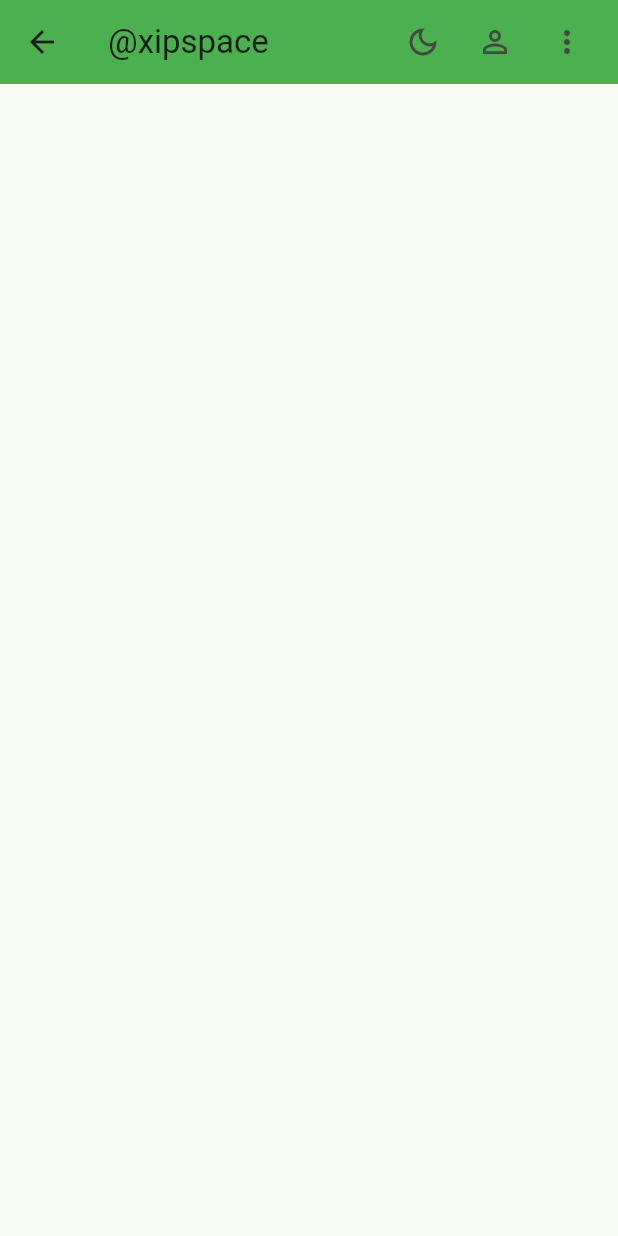
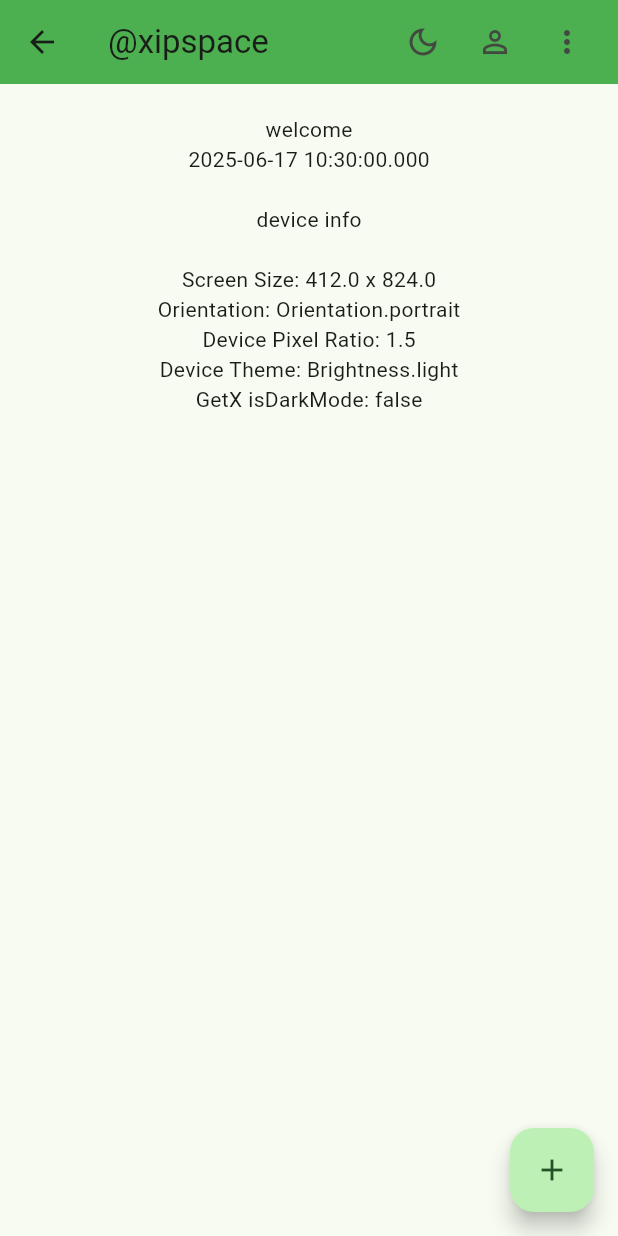
Before and after one commit to xipspace/clover-app, a Flutter app: the UserScreen screen opened directly, on a phone screen of 412 x 824 dp. Run offline on Flutter 3.47's test engine with Material 3 defaults, Android fonts, the phone set to English and light mode, and no system bars; our stand-ins replace get.

Commit message:
cook user profile

```diff
--- a/lib/main.dart
+++ b/lib/main.dart
@@ -45,7 +45,6 @@ class HomeScreen extends StatelessWidget {
   @override
   Widget build(BuildContext context) {
     final controller = Get.find<HomeController>();
-    controller.setStamp();
 
     return Scaffold(
       appBar: AppBar(
@@ -53,7 +52,7 @@ class HomeScreen extends StatelessWidget {
         backgroundColor: Colors.green,
         actions: [
           IconButton(icon: const Icon(Icons.dark_mode_outlined), onPressed: () {}),
-          IconButton(icon: const Icon(Icons.person_outline), onPressed: () => Get.to(() => const UserScreen())),
+          IconButton(icon: const Icon(Icons.person_outline), onPressed: () {}),
           IconButton(icon: const Icon(Icons.more_vert), onPressed: () {}),
           const SizedBox(width: 10),
         ],
@@ -92,7 +91,9 @@ class InfoScreen extends StatelessWidget {
     final controller = Get.find<HomeController>();
     final lottoController = Get.find<LottoController>();
     controller.setStamp();
-    controller.setMessage('lotto');
+    if (controller.msg.value != 'user') {
+      controller.setMessage('lotto');
+    }
 
     return Scaffold(
       appBar: AppBar(
@@ -112,8 +113,8 @@ class InfoScreen extends StatelessWidget {
             child: Column(
               children: [
                 const SizedBox(height: 20),
-                Text(controller.msg.value),
-                Text(controller.timeStamp.value),
+                Obx(() => Text(controller.msg.value)),
+                Obx(() => Text(controller.timeStamp.value)),
                 const SizedBox(height: 20),
                 Obx(() => Text('results: ${lottoController.lottoData.length.toString()}')),
                 Obx(() {
@@ -267,6 +268,9 @@ class UserScreen extends StatelessWidget {
 
   @override
   Widget build(BuildContext context) {
+    final controller = Get.find<HomeController>();
+    final MediaQueryData mediaQueryData = MediaQuery.of(context);
+
     return Scaffold(
       appBar: AppBar(
         title: GestureDetector(child: const Text('@xipspace'), onTap: () => Get.offAll(() => const HomeScreen())),
@@ -278,6 +282,43 @@ class UserScreen extends StatelessWidget {
           const SizedBox(width: 10),
         ],
       ),
+      body: Center(
+        child: Column(
+          children: [
+            const SizedBox(height: 20),
+
+            // Obx(() => Text(controller.userState.value.toString())),
+            Obx(() => Text(controller.msg.value)),
+            Obx(() => Text(controller.timeStamp.value)),
+            // Obx(() => Text('isLogged: ${controller.isLogged}')),
+            // Obx(() => Text(controller.userIsLogged.value.toString())),
+
+            const SizedBox(height: 20),
+            const Text('device info'),
+            const SizedBox(height: 20),
+            Text('Screen Size: ${mediaQueryData.size.width} x ${mediaQueryData.size.height}'),
+            Text('Orientation: ${mediaQueryData.orientation}'),
+            Text('Device Pixel Ratio: ${mediaQueryData.devicePixelRatio}'),
+            Text('Device Theme: ${mediaQueryData.platformBrightness}'),
+
+            Text('GetX isDarkMode: ${Get.isDarkMode}'),
+            // Obx(() => Text('isLight: ${controller.isLight}')),
+            // width: Get.width * 0.95,
+            // height: Get.height * 0.95,
+
+            const SizedBox(height: 20),
+          ],
+        ),
+      ),
+      floatingActionButton: FloatingActionButton(
+        child: const Icon(Icons.add),
+        onPressed: () {
+          controller.setStamp();
+          // controller.isLogged.toggle();
+          // controller.isLogged.value ? controller.setMsg('user') : controller.setMsg('guest');
+          controller.setMessage('user');
+        },
+      ),
     );
   }
 }
```
Also changed, not shown: lib/app_controllers.dart (+7 -0 lines).
